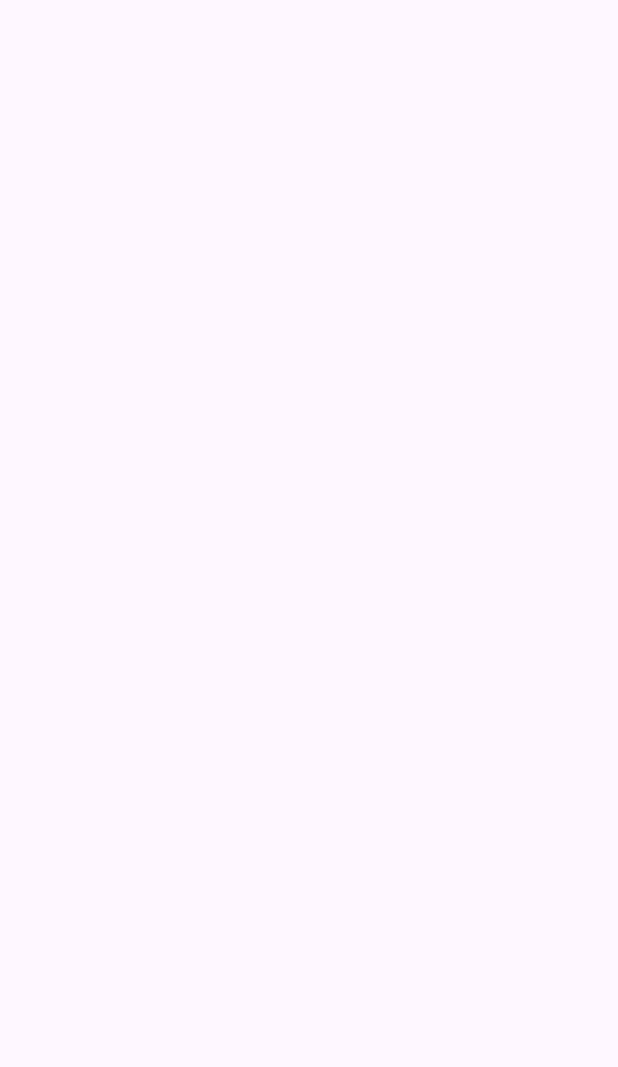
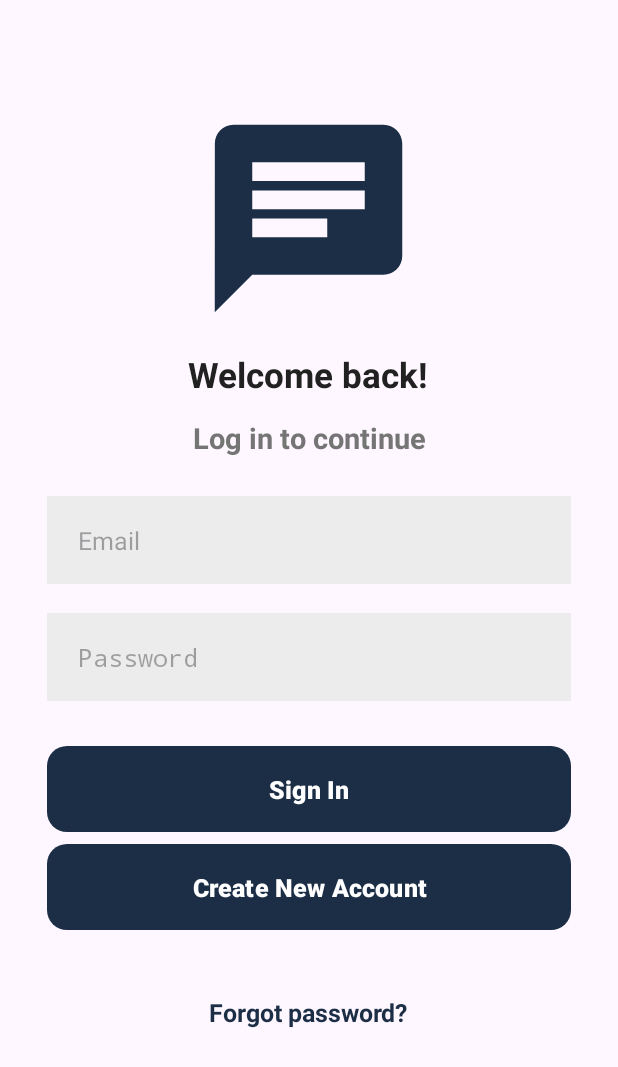
Before and after one commit to Ngleanthu/Android-ChatApp, an Android app: the SignInActivity screen opened directly, with no data from a screen before it, on a phone screen of 412 x 824 dp. Before the commit the part shown is empty. Shown: the top 1067 px of the screen. Run offline under Robolectric (Android 15) with nearby library versions, the phone set to English and light mode, and no system bars; our stand-ins replace sdp/ssp sizes.

Commit message:
Done Sign In

```diff
--- /dev/null
+++ b/ChatApp/app/src/main/res/drawable/background_input.xml
@@ -0,0 +1,8 @@
+<?xml version="1.0" encoding="utf-8"?>
+<shape xmlns:android="http://schemas.android.com/apk/res/android"
+    android:shape ="rectangle">
+    <solid android:color="@color/input_background"/>
+    <corners android:radius="@dimen/_8sdp"/>
+
+
+</shape>
--- /dev/null
+++ b/ChatApp/app/src/main/res/drawable/ic_chat.xml
@@ -0,0 +1,5 @@
+<vector xmlns:android="http://schemas.android.com/apk/res/android" android:autoMirrored="true" android:height="24dp" android:tint="#1C2E46" android:viewportHeight="24" android:viewportWidth="24" android:width="24dp">
+
+    <path android:fillColor="@android:color/white" android:pathData="M20,2L4,2c-1.1,0 -1.99,0.9 -1.99,2L2,22l4,-4h14c1.1,0 2,-0.9 2,-2L22,4c0,-1.1 -0.9,-2 -2,-2zM6,9h12v2L6,11L6,9zM14,14L6,14v-2h8v2zM18,8L6,8L6,6h12v2z"/>
+
+</vector>
--- a/ChatApp/app/src/main/res/layout/activity_sign_in.xml
+++ b/ChatApp/app/src/main/res/layout/activity_sign_in.xml
@@ -1,10 +1,111 @@
 <?xml version="1.0" encoding="utf-8"?>
-<androidx.constraintlayout.widget.ConstraintLayout xmlns:android="http://schemas.android.com/apk/res/android"
+<ScrollView xmlns:android="http://schemas.android.com/apk/res/android"
     xmlns:app="http://schemas.android.com/apk/res-auto"
     xmlns:tools="http://schemas.android.com/tools"
     android:id="@+id/main"
     android:layout_width="match_parent"
     android:layout_height="match_parent"
+    android:clipToPadding="false"
+    android:overScrollMode="never"
+    android:padding="@dimen/_24sdp"
+    android:scrollbars="none"
     tools:context=".activities.SignInActivity">
+    <LinearLayout
+        android:layout_width="match_parent"
+        android:layout_height="wrap_content"
+        android:gravity="center_horizontal"
+        android:orientation="vertical">
+        <ImageView
+            android:layout_width="150dp"
+            android:layout_height="150dp"
+            android:layout_marginTop="@dimen/_30sdp"
+            android:contentDescription="chat_icon"
+            android:src="@drawable/ic_chat" />
 
-</androidx.constraintlayout.widget.ConstraintLayout>
+
+        <TextView
+            android:layout_width="wrap_content"
+            android:layout_height="wrap_content"
+            android:layout_marginTop="@dimen/_10sdp"
+            android:text="@string/welcome_back"
+            android:textColor="@color/primary_text"
+            android:textSize="@dimen/_18ssp"
+            android:textStyle="bold"
+            />
+
+
+        <TextView
+            android:layout_width="200dp"
+            android:layout_height="wrap_content"
+            android:layout_marginTop="@dimen/_10sdp"
+            android:text="@string/log_in_to_continue"
+            android:textAlignment="center"
+            android:textColor="@color/secondary_text"
+            android:textSize="@dimen/_15ssp"
+            android:textStyle="bold"
+            />
+
+        <EditText
+            android:id="@+id/inputEmail"
+            android:layout_width="match_parent"
+            android:layout_height="@dimen/_45sdp"
+            android:layout_marginTop="@dimen/_20sdp"
+            android:background="@color/input_background"
+            android:hint="@string/email"
+            android:imeOptions="actionNext"
+            android:importantForAutofill="no"
+            android:inputType="textEmailAddress"
+            android:paddingStart="@dimen/_16sdp"
+            android:paddingEnd="@dimen/_16sdp"
+            android:textColor="@color/primary_text"
+            android:textSize="@dimen/_13ssp"
+            />
+
+        <EditText
+            android:id="@+id/inputPassword"
+            android:layout_width="match_parent"
+            android:layout_height="@dimen/_45sdp"
+            android:layout_marginTop="@dimen/_15sdp"
+            android:background="@color/input_background"
+            android:hint="@string/password"
+            android:imeOptions="actionDone"
+            android:importantForAutofill="no"
+            android:inputType="textPassword"
+            android:paddingStart="@dimen/_16sdp"
+            android:paddingEnd="@dimen/_16sdp"
+            android:textColor="@color/primary_text"
+            android:textSize="@dimen/_13ssp"
+            />
+        <com.google.android.material.button.MaterialButton
+            android:id="@+id/buttonSignIn"
+            android:layout_width="match_parent"
+            android:layout_height="@dimen/_50sdp"
+            android:layout_marginTop="@dimen/_20sdp"
+            android:text="Sign In"
+            android:textColor="@color/white"
+            android:textSize="@dimen/_13ssp"
+            android:textStyle="bold"
+            app:cornerRadius="@dimen/_10sdp"/>
+        <com.google.android.material.button.MaterialButton
+            android:id="@+id/buttonCreateNewAccount"
+            android:layout_width="match_parent"
+            android:layout_height="@dimen/_50sdp"
+
+            android:text="Create New Account"
+            android:textColor="@color/white"
+            android:textSize="@dimen/_13ssp"
+            android:textStyle="bold"
+            app:cornerRadius="@dimen/_10sdp"/>
+        <TextView
+            android:id="@+id/textForgotPassword"
+            android:layout_width="wrap_content"
+            android:layout_height="wrap_content"
+            android:layout_marginTop="@dimen/_30sdp"
+            android:text="Forgot password?"
+            android:textColor="@color/primary"
+            android:textStyle="bold"
+            android:textSize="@dimen/_13ssp"
+            />
+
+    </LinearLayout>
+</ScrollView>
--- a/ChatApp/app/src/main/res/values/strings.xml
+++ b/ChatApp/app/src/main/res/values/strings.xml
@@ -1,3 +1,7 @@
 <resources>
     <string name="app_name">ChatApp</string>
+    <string name="email">Email</string>
+    <string name="password">Password</string>
+    <string name="log_in_to_continue">Log in to continue</string>
+    <string name="welcome_back">Welcome back!</string>
 </resources>
```
